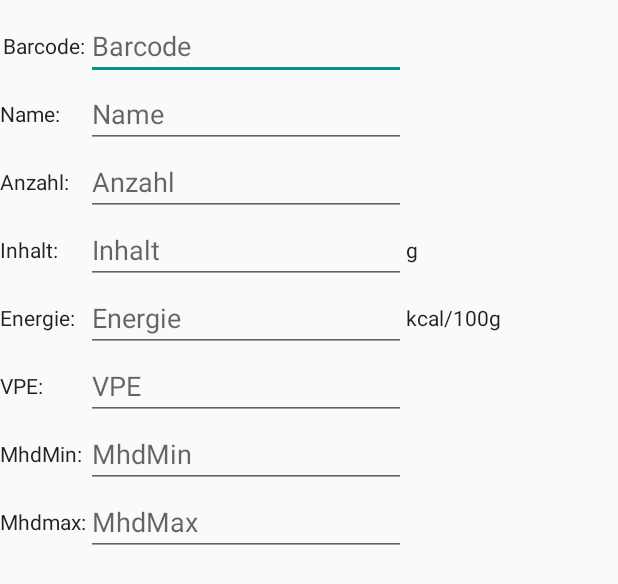
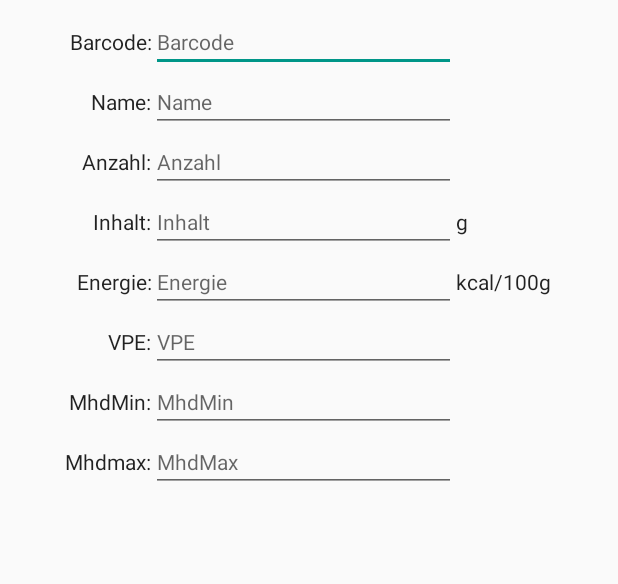
Before and after one commit to AlexanderKoenig15/Inventur-App, an Android app: the layout produkt_dialog.xml on its own in the app's theme, with its tools: preview values and no code run, on a phone screen of 412 x 824 dp. Shown: the top 584 px of the screen. Run offline under Robolectric (Android 15) with nearby library versions, the phone set to English and light mode, and no system bars.

Commit message:
v1.3
-Added Webview for barcode Search
-Changed Barcode Interface

```diff
--- a/app/build.gradle
+++ b/app/build.gradle
@@ -9,7 +9,7 @@ android {
         minSdkVersion 14
         targetSdkVersion 30
         versionCode 1
-        versionName "1.2"
+        versionName "1.3"
         testInstrumentationRunner "androidx.test.runner.AndroidJUnitRunner"
     }
 
--- a/app/src/main/AndroidManifest.xml
+++ b/app/src/main/AndroidManifest.xml
@@ -2,6 +2,7 @@
 <manifest xmlns:android="http://schemas.android.com/apk/res/android"
           package="com.example.myapplication">
 <uses-permission android:name="android.permission.CAMERA"></uses-permission>
+    <uses-permission android:name="android.permission.INTERNET"></uses-permission>
     <application
             android:allowBackup="true"
             android:icon="@mipmap/ic_launcher"
--- a/app/src/main/res/layout/produkt_dialog.xml
+++ b/app/src/main/res/layout/produkt_dialog.xml
@@ -8,7 +8,7 @@
             android:layout_width="0dp"
             android:layout_height="wrap_content" app:layout_constraintTop_toTopOf="parent"
             app:layout_constraintStart_toStartOf="parent"
-            android:layout_marginTop="8dp">
+            android:layout_marginTop="8dp" android:shrinkColumns="*" android:stretchColumns="*">
 
         <TableRow android:layout_width="match_parent" android:layout_height="match_parent">
             <TextView
@@ -16,54 +16,59 @@
                     android:layout_width="wrap_content"
                     android:layout_height="match_parent" android:id="@+id/Barcode"
                     android:textAppearance="@style/TextAppearance.AppCompat.Body1"
-                    android:gravity="center"/>
+                    android:gravity="right|center_vertical"/>
             <EditText
                     android:layout_width="wrap_content"
                     android:layout_height="wrap_content"
                     android:inputType="textPersonName"
                     android:ems="10"
-                    android:id="@+id/Barcodefeld" android:hint="Barcode"/>
+                    android:hint="Barcode" android:id="@+id/Barcodefeld"
+                    android:textAppearance="@style/TextAppearance.AppCompat.Body1"/>
         </TableRow>
         <TableRow android:layout_width="match_parent" android:layout_height="match_parent">
-            <CheckedTextView
+            <TextView
                     android:text="Name:"
                     android:layout_width="match_parent"
                     android:layout_height="match_parent" android:id="@+id/checkedTextView"
                     android:textAppearance="@style/TextAppearance.AppCompat.Body1"
-                    android:gravity="center"/>
+                    android:gravity="right|center_vertical"/>
             <EditText
                     android:layout_width="match_parent"
                     android:layout_height="wrap_content"
                     android:inputType="textPersonName"
                     android:ems="10"
-                    android:id="@+id/namefeld" android:hint="Name"/>
+                    android:id="@+id/namefeld" android:hint="Name"
+                    android:textAppearance="@style/TextAppearance.AppCompat.Body1"/>
         </TableRow>
         <TableRow android:layout_width="match_parent" android:layout_height="match_parent">
-            <CheckedTextView
+            <TextView
                     android:text="Anzahl:"
                     android:layout_width="match_parent"
                     android:layout_height="match_parent" android:id="@+id/checkedTextView2"
                     android:textAppearance="@style/TextAppearance.AppCompat.Body1"
-                    android:gravity="center"/>
+                    android:gravity="right|center_vertical"/>
             <EditText
                     android:layout_width="match_parent"
                     android:layout_height="wrap_content"
                     android:inputType="number"
                     android:ems="10"
-                    android:id="@+id/anzahlfeld" android:hint="Anzahl"/>
+                    android:id="@+id/anzahlfeld" android:hint="Anzahl"
+                    android:textAppearance="@style/TextAppearance.AppCompat.Body1"/>
         </TableRow>
         <TableRow android:layout_width="match_parent" android:layout_height="match_parent">
-            <CheckedTextView
+            <TextView
                     android:text="Inhalt:"
                     android:layout_width="match_parent"
                     android:layout_height="match_parent" android:id="@+id/inhalt"
-                    android:gravity="center"/>
+                    android:gravity="right|center_vertical"
+                    android:textAppearance="@style/TextAppearance.AppCompat.Body1"/>
             <EditText
                     android:layout_width="match_parent"
                     android:layout_height="wrap_content"
                     android:inputType="number"
                     android:ems="10"
-                    android:id="@+id/inhaltfeld" android:hint="Inhalt"/>
+                    android:id="@+id/inhaltfeld" android:hint="Inhalt"
+                    android:textAppearance="@style/TextAppearance.AppCompat.Body1"/>
             <TextView
                     android:text="g"
                     android:layout_width="wrap_content"
@@ -74,17 +79,19 @@
         <TableRow
                 android:layout_width="match_parent"
                 android:layout_height="match_parent">
-            <CheckedTextView
+            <TextView
                     android:text="Energie:"
                     android:layout_width="match_parent"
                     android:layout_height="match_parent" android:id="@+id/energie"
-                    android:gravity="center"/>
+                    android:gravity="right|center_vertical"
+                    android:textAppearance="@style/TextAppearance.AppCompat.Body1"/>
             <EditText
                     android:layout_width="wrap_content"
                     android:layout_height="wrap_content"
                     android:inputType="number"
                     android:ems="10"
-                    android:id="@+id/Energiefeld" android:hint="Energie"/>
+                    android:id="@+id/Energiefeld" android:hint="Energie"
+                    android:textAppearance="@style/TextAppearance.AppCompat.Body1"/>
             <TextView
                     android:text="kcal/100g"
                     android:layout_width="wrap_content"
@@ -95,47 +102,53 @@
         <TableRow
                 android:layout_width="match_parent"
                 android:layout_height="match_parent">
-            <CheckedTextView
+            <TextView
                     android:text="VPE:"
                     android:layout_width="match_parent"
                     android:layout_height="match_parent" android:id="@+id/VPE"
-                    android:gravity="center"/>
+                    android:gravity="right|center_vertical"
+                    android:textAppearance="@style/TextAppearance.AppCompat.Body1"/>
             <EditText
                     android:layout_width="match_parent"
                     android:layout_height="wrap_content"
                     android:inputType="textPersonName"
                     android:ems="10"
-                    android:id="@+id/vpefeld" android:hint="VPE"/>
+                    android:id="@+id/vpefeld" android:hint="VPE"
+                    android:textAppearance="@style/TextAppearance.AppCompat.Body1"/>
         </TableRow>
         <TableRow
                 android:layout_width="match_parent"
                 android:layout_height="match_parent">
-            <CheckedTextView
+            <TextView
                     android:text="MhdMin:"
                     android:layout_width="match_parent"
                     android:layout_height="match_parent" android:id="@+id/mhdMin"
-                    android:gravity="center"/>
+                    android:gravity="right|center_vertical"
+                    android:textAppearance="@style/TextAppearance.AppCompat.Body1"/>
             <EditText
                     android:layout_width="match_parent"
                     android:layout_height="wrap_content"
                     android:inputType="date"
                     android:ems="10"
-                    android:id="@+id/mhdMinfeld" android:hint="MhdMin"/>
+                    android:id="@+id/mhdMinfeld" android:hint="MhdMin"
+                    android:textAppearance="@style/TextAppearance.AppCompat.Body1"/>
         </TableRow>
         <TableRow
                 android:layout_width="match_parent"
                 android:layout_height="match_parent">
-            <CheckedTextView
+            <TextView
                     android:text="Mhdmax:"
                     android:layout_width="match_parent"
                     android:layout_height="match_parent" android:id="@+id/mhdMax"
-                    android:gravity="center"/>
+                    android:gravity="right|center_vertical"
+                    android:textAppearance="@style/TextAppearance.AppCompat.Body1"/>
             <EditText
                     android:layout_width="match_parent"
                     android:layout_height="wrap_content"
                     android:inputType="date"
                     android:ems="10"
-                    android:id="@+id/mhdMaxfeld" android:hint="MhdMax"/>
+                    android:id="@+id/mhdMaxfeld" android:hint="MhdMax"
+                    android:textAppearance="@style/TextAppearance.AppCompat.Body1"/>
         </TableRow>
     </TableLayout>
 </androidx.constraintlayout.widget.ConstraintLayout>
```
Also changed, not shown: app/src/main/java/com/example/myapplication/MainActivity.java (+54 -15 lines), app/src/main/java/com/example/myapplication/produktdialog.java (+9 -8 lines), app/src/main/res/layout/activity_main.xml (+37 -6 lines).
